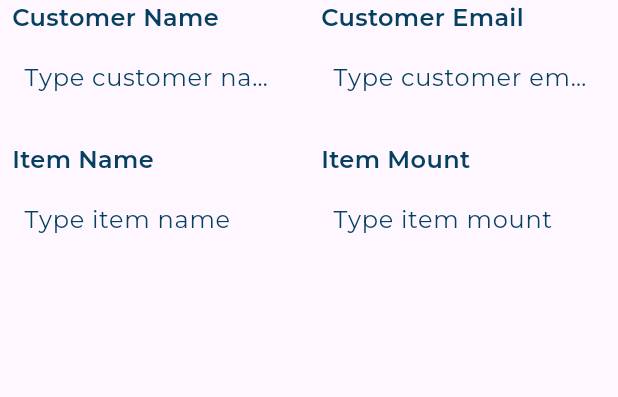
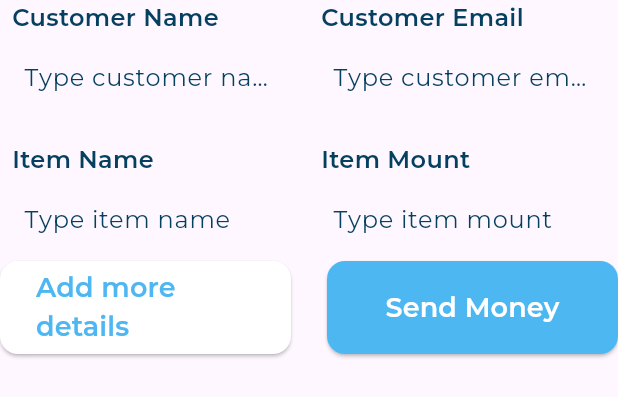
Before and after one commit to yousefsobhy12/responsive_dashboard, a Flutter app: the QuickInvoiceForm widget shown alone on an empty page, opened directly, on a phone screen of 412 x 824 dp. Shown: the top 397 px of the screen. Run offline on Flutter 3.47's test engine with Material 3 defaults, Android fonts, the light colour scheme and no system bars; our stand-ins replace expandable_page_view, fl_chart; missing offline and left inert: svg_flutter; project files that could hold a hidden picture were left out.

Commit message:
custom button created and added

```diff
--- /dev/null
+++ b/lib/widgets/custom_button.dart
@@ -0,0 +1,30 @@
+import 'package:flutter/material.dart';
+import 'package:responsive_dash_board/utils/app_styles.dart';
+
+class CustomButton extends StatelessWidget {
+  const CustomButton(
+      {super.key, required this.text, this.color, this.textColor});
+  final String text;
+  final Color? color, textColor;
+  @override
+  Widget build(BuildContext context) {
+    return SizedBox(
+      height: 62,
+      child: ElevatedButton(
+        style: ElevatedButton.styleFrom(
+          backgroundColor: color ?? const Color(0xFF4DB7F2),
+          shape: RoundedRectangleBorder(
+            borderRadius: BorderRadius.circular(12),
+          ),
+        ),
+        onPressed: () {},
+        child: Text(
+          text,
+          style: AppStyles.styleSemiBold18.copyWith(
+            color: textColor,
+          ),
+        ),
+      ),
+    );
+  }
+}
--- a/lib/widgets/quick_invoice_form.dart
+++ b/lib/widgets/quick_invoice_form.dart
@@ -1,4 +1,5 @@
 import 'package:flutter/material.dart';
+import 'package:responsive_dash_board/widgets/custom_button.dart';
 import 'package:responsive_dash_board/widgets/title_textfield.dart';
 
 class QuickInvoiceForm extends StatelessWidget {
@@ -49,6 +50,25 @@ class QuickInvoiceForm extends StatelessWidget {
             ),
           ],
         ),
+        Row(
+          children: [
+            Expanded(
+              child: CustomButton(
+                text: 'Add more details',
+                color: Colors.white,
+              ),
+            ),
+            SizedBox(
+              width: 24,
+            ),
+            Expanded(
+              child: CustomButton(
+                text: 'Send Money',
+                textColor: Colors.white,
+              ),
+            ),
+          ],
+        ),
       ],
     );
   }
```
